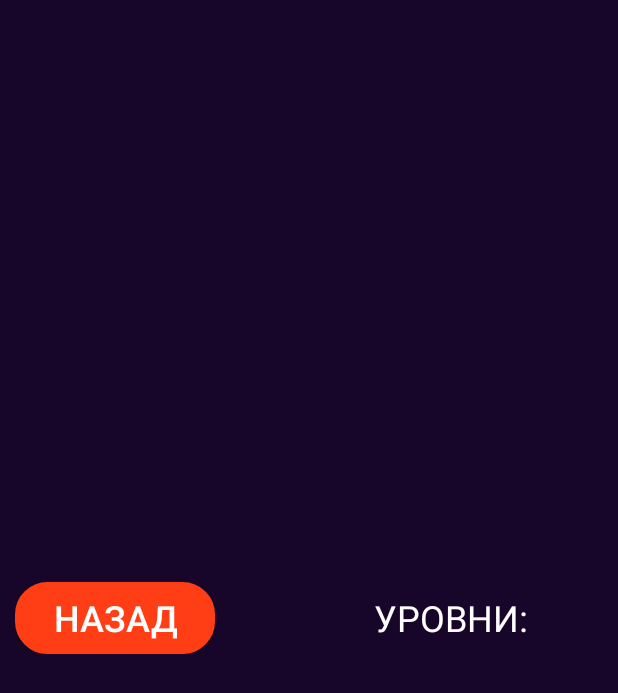
After one commit to ElizbethNovakova/Quiz, an Android app: the Level1 screen opened directly, with no data from a screen before it, on a phone screen of 412 x 824 dp. The commit adds this screen. Shown: the top 693 px of the screen. Run offline under Robolectric (Android 15) with nearby library versions, the phone set to English and light mode, and no system bars.

Commit message:
universal level

```diff
--- /dev/null
+++ b/app/src/main/java/com/lizoknovakova/quiz/Level1.java
@@ -0,0 +1,18 @@
+package com.lizoknovakova.quiz;
+
+import android.support.v7.app.AppCompatActivity;
+import android.os.Bundle;
+import android.view.Window;
+import android.view.WindowManager;
+
+public class Level1 extends AppCompatActivity {
+
+    @Override
+    protected void onCreate(Bundle savedInstanceState) {
+        super.onCreate(savedInstanceState);
+        setContentView(R.layout.universal);
+
+        Window w = getWindow(); //убрали строку состояния(заряд и тд)
+        w.setFlags(WindowManager.LayoutParams.FLAG_FULLSCREEN, WindowManager.LayoutParams.FLAG_FULLSCREEN);
+    }
+}
--- a/app/src/main/res/drawable-v24/style_btn_back.xml
+++ /dev/null
@@ -1,6 +0,0 @@
-<?xml version="1.0" encoding="utf-8"?>
-<shape xmlns:android="http://schemas.android.com/apk/res/android">
-    <stroke android:width="2dp" android:color="@color/colorAccent"/>
-    <corners android:radius="20dp"/>
-    <solid android:color="@color/colorAccent"/>
-</shape>
--- a/app/src/main/res/layout/activity_main.xml
+++ b/app/src/main/res/layout/activity_main.xml
@@ -22,7 +22,7 @@
         android:layout_marginTop="100dp"
         android:layout_marginEnd="50dp"
         android:layout_marginBottom="200dp"
-        android:src="@drawable/main_image" />
+        app:srcCompat="@drawable/main_image" />
 
     <LinearLayout
         android:id="@+id/startLayout"
@@ -39,7 +39,7 @@
             android:layout_width="wrap_content"
             android:layout_height="wrap_content"
             android:layout_weight="1"
-            android:background="@drawable/style_btn_click"
+            android:background="@drawable/button_start"
             android:paddingLeft="25dp"
             android:paddingTop="10dp"
             android:paddingRight="25dp"
--- /dev/null
+++ b/app/src/main/res/layout/universal.xml
@@ -0,0 +1,56 @@
+<?xml version="1.0" encoding="utf-8"?>
+<RelativeLayout xmlns:android="http://schemas.android.com/apk/res/android"
+    xmlns:app="http://schemas.android.com/apk/res-auto"
+    xmlns:tools="http://schemas.android.com/tools"
+    android:layout_width="match_parent"
+    android:layout_height="match_parent"
+    android:orientation="vertical"
+    android:background="@color/level_background">
+
+    <LinearLayout
+        android:id="@+id/container1"
+        android:layout_width="match_parent"
+        android:layout_height="match_parent"
+        android:gravity="center"
+        android:orientation="vertical">
+
+
+        <LinearLayout
+            android:id="@+id/container2"
+            android:layout_width="match_parent"
+            android:layout_height="wrap_content"
+            android:padding="10dp"
+            android:orientation="vertical">
+
+            <LinearLayout
+                android:id="@+id/line1"
+                android:layout_width="match_parent"
+                android:layout_height="match_parent"
+                android:orientation="horizontal">
+
+                <Button
+                    android:id="@+id/button_back"
+                    android:layout_width="wrap_content"
+                    android:layout_height="wrap_content"
+                    android:background="@drawable/button_start"
+                    android:paddingLeft="25dp"
+                    android:paddingRight="25dp"
+                    android:text="@string/button_back"
+                    android:textColor="@color/white"
+                    android:textSize="24sp" />
+
+                <TextView
+                    android:id="@+id/text_levels"
+                    android:layout_width="wrap_content"
+                    android:layout_height="wrap_content"
+                    android:textColor="@color/white"
+                    android:textSize="24sp"
+                    android:textAllCaps="true"
+                    android:gravity="right"
+                    android:layout_weight="1"
+                    android:paddingRight="50dp"
+                    android:text="@string/levels" />
+            </LinearLayout>
+        </LinearLayout>
+    </LinearLayout>
+</RelativeLayout>
--- a/app/src/main/res/values/colors.xml
+++ b/app/src/main/res/values/colors.xml
@@ -4,6 +4,7 @@
     <color name="colorPrimaryDark">#00574B</color>
     <color name="colorAccent">#FF3E15</color>
     <color name="main_background">#2D124B</color>
+    <color name="level_background">#170629</color>
     <color name="white">#FFFFFF</color>
     <color name="white80">#CCFFFFFF</color>
     <color name="white50">#80FFFFFF</color>
--- a/app/src/main/res/values/strings.xml
+++ b/app/src/main/res/values/strings.xml
@@ -2,4 +2,5 @@
     <string name="app_name">Quiz</string>
     <string name="start">НАЧАТЬ</string>
     <string name="button_back">НАЗАД</string>
+    <string name="levels">Уровни:</string>
 </resources>
```
Also changed, not shown: app/src/main/AndroidManifest.xml (+11 -2 lines), app/src/main/java/com/lizoknovakova/quiz/GameLevels.java (+44 -0 lines), app/src/main/java/com/lizoknovakova/quiz/MainActivity.java (+18 -0 lines), app/src/main/res/layout/game_levels.xml (+4 -4 lines).
